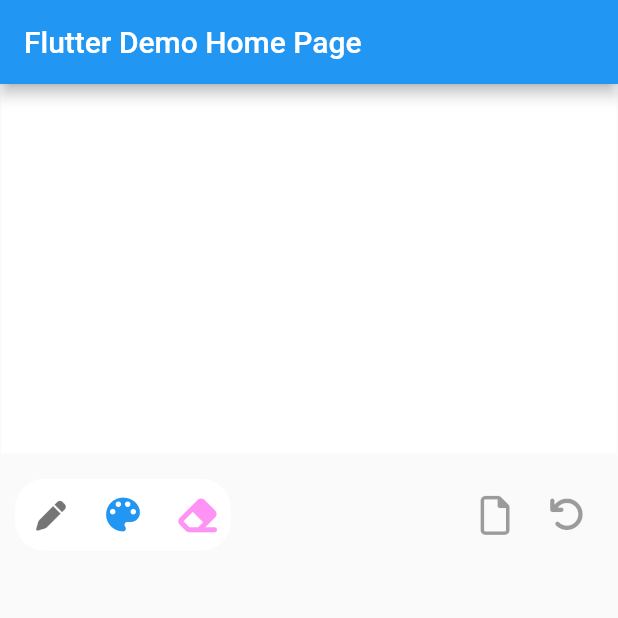
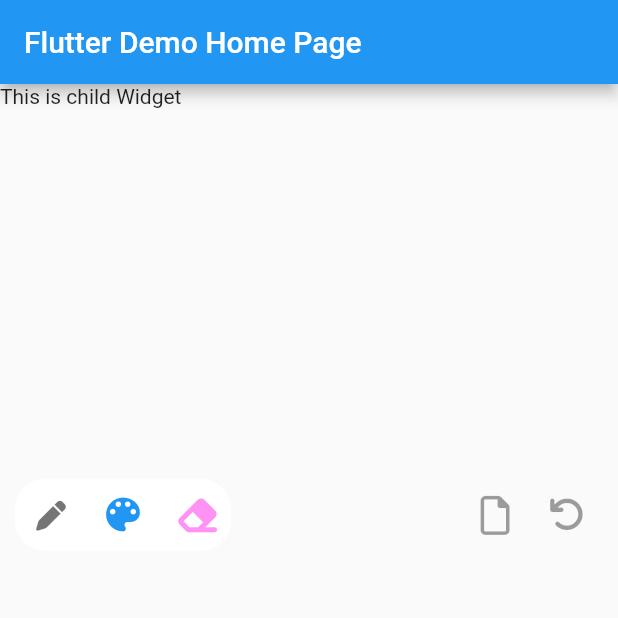
Before and after one commit to sadaqatdev/whiteboardkit, a Flutter app: the screen it shows after launch, on a phone screen of 412 x 824 dp, the top half of it. Run offline on Flutter 3.47's test engine with Material 2 defaults, Android fonts, the phone set to English and light mode, and no system bars; our stand-ins replace font_awesome_flutter.

Commit message:
save
save

```diff
--- a/example/lib/main.dart
+++ b/example/lib/main.dart
@@ -2,7 +2,6 @@ import 'package:flutter/material.dart';
 import 'package:whiteboardkit/drawing_controller.dart';
 import 'package:whiteboardkit/whiteboard.dart';
 import 'package:whiteboardkit/whiteboard_draw.dart';
-import 'package:whiteboardkit/whiteboardkit.dart';
 
 void main() => runApp(MyApp());
 
@@ -19,7 +18,6 @@ class MyApp extends StatelessWidget {
 
 class MyHomePage extends StatefulWidget {
   MyHomePage({Key? key, required this.title}) : super(key: key);
-
   final String title;
 
   @override
@@ -52,6 +50,7 @@ class _MyHomePageState extends State<MyHomePage> {
             Expanded(
               child: Whiteboard(
                 controller: controller,
+                childWidget: Text('This is child Widget'),
               ),
             ),
           ],
--- a/lib/static_sketch.dart
+++ b/lib/static_sketch.dart
@@ -7,8 +7,11 @@ import 'whiteboard_style.dart';
 class StaticSketch extends StatefulWidget {
   final WhiteboardDraw draw;
   final WhiteboardStyle style;
-
-  StaticSketch({required this.draw, this.style = const WhiteboardStyle()});
+  final Widget childWidget;
+  StaticSketch(
+      {required this.draw,
+      this.style = const WhiteboardStyle(),
+      required this.childWidget});
 
   @override
   State<StaticSketch> createState() => StaticSketchState();
@@ -37,6 +40,7 @@ class StaticSketchState extends State<StaticSketch>
   Widget build(BuildContext context) {
     return Whiteboard(
       controller: controller as StaticSketchController,
+      childWidget: widget.childWidget,
     );
   }
 
--- a/lib/toolbox.dart
+++ b/lib/toolbox.dart
@@ -33,6 +33,7 @@ class _ToolBoxState extends State<ToolBox> {
   late ToolBoxSelected selected;
 
   final brushSizes = <double>[10, 20, 30, 40];
+
   final brushColors = <Color>[
     Colors.black,
     Colors.blue,
--- a/lib/whiteboard.dart
+++ b/lib/whiteboard.dart
@@ -15,8 +15,11 @@ const HEIGHT_TO_SUBSTRACT = 80.0;
 class Whiteboard extends StatefulWidget {
   final WhiteboardController controller;
   final WhiteboardStyle style;
-
-  Whiteboard({required this.controller, this.style = const WhiteboardStyle()});
+  Widget childWidget;
+  Whiteboard(
+      {required this.controller,
+      this.style = const WhiteboardStyle(),
+      required this.childWidget});
 
   @override
   WhiteboardState createState() => WhiteboardState();
@@ -98,6 +101,7 @@ class WhiteboardState extends State<Whiteboard> {
           children: <Widget>[
             Stack(
               children: <Widget>[
+                widget.childWidget,
                 Container(
                   margin: EdgeInsets.only(bottom: toolboxOffset),
                   width: boardSize.width,
@@ -134,7 +138,7 @@ class WhiteboardState extends State<Whiteboard> {
                                 WhiteboardDraw.empty(width: 200, height: 200)),
                             size: Size.infinite,
                             child: Container(
-                              color: Colors.white,
+                              color: Colors.transparent,
                             ),
                           );
                         }),
@@ -166,7 +170,7 @@ class WhiteboardState extends State<Whiteboard> {
                           onPressed: restartAnimationPressed,
                           splashColor: Colors.transparent,
                           highlightColor: Colors.transparent,
-                        )
+                        ),
               ],
             ),
           ],
```
